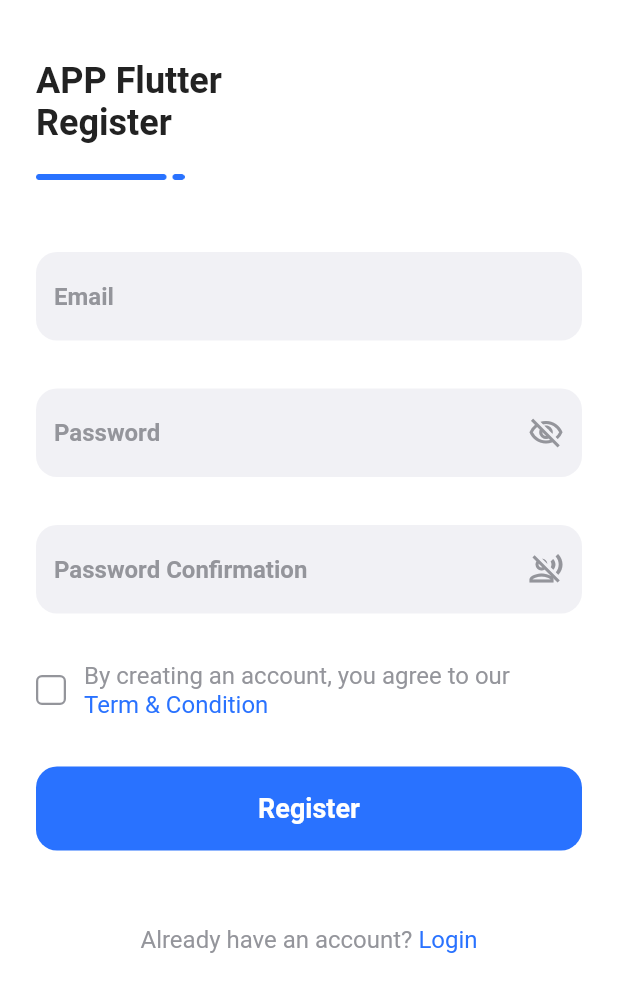
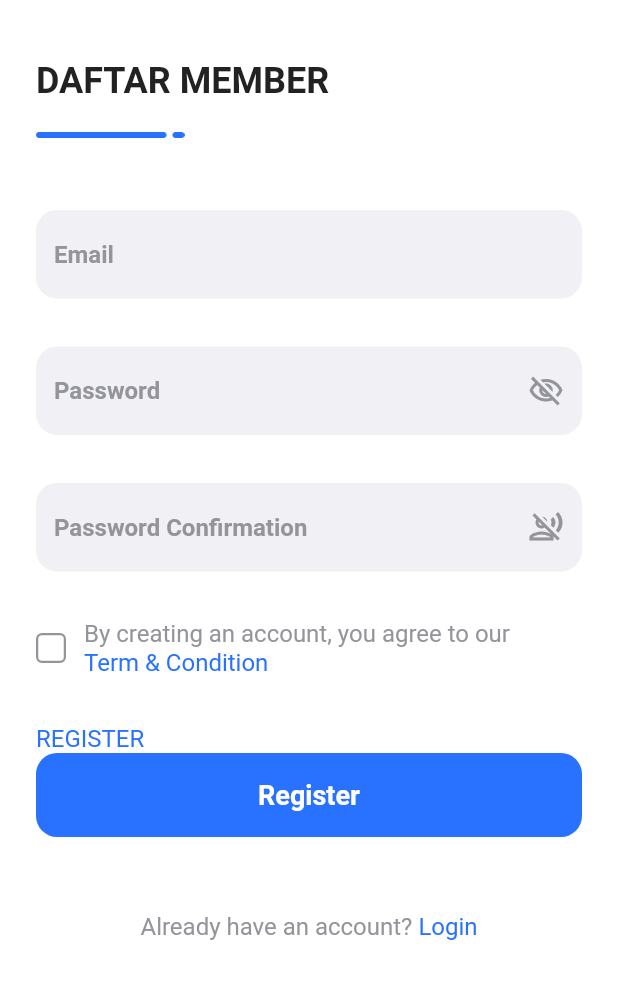
Before and after one commit to rizkotz/restoran, a Flutter app: the screen it shows after launch, after a tap on "Register", on a phone screen of 412 x 824 dp. Shown: the top 992 px of the screen. Run offline on Flutter 3.47's test engine with Material 2 defaults, Android fonts, the phone set to English and light mode, and no system bars.

Commit message:
page view

```diff
--- a/lib/home/HomePage.dart
+++ b/lib/home/HomePage.dart
@@ -51,11 +51,6 @@
                     left: 30,
                     top: 30,
                   ),
-                  child: Row(
-                    children: [
-                      ////
-                    ],
-                  ),
                 ),
               )
             ],
--- a/lib/login_view.dart
+++ b/lib/login_view.dart
@@ -1,5 +1,6 @@
 import 'package:flutter/cupertino.dart';
 import 'package:flutter/material.dart';
+import 'package:restoran/home/home_view.dart';
 import 'package:restoran/register_view.dart';
 import 'package:restoran/theme.dart';
 import 'package:restoran/widgets/custom_checkbox.dart';
@@ -33,7 +34,7 @@
                 crossAxisAlignment: CrossAxisAlignment.start,
                 children: [
                   Text(
-                    'APP Flutter\nLogin',
+                    'MEMBER RESTAURANT\nLOGIN',
                     style: heading2.copyWith(color: textBlack),
                   ),
                   SizedBox(
@@ -109,6 +110,21 @@
               SizedBox(
                 height: 32,
               ),
+              Column(
+                mainAxisAlignment: MainAxisAlignment.center,
+                children: [
+                  GestureDetector(
+                    onTap: () {
+                      Navigator.push(context,
+                          MaterialPageRoute(builder: (context) => HomePage()));
+                    },
+                    child: Text(
+                      'LOGIN',
+                      style: regular16pt.copyWith(color: primaryBlue),
+                    ),
+                  ),
+                ],
+              ),
               CustomPrimaryButton(
                 buttonColor: primaryBlue,
                 textValue: 'Login',
@@ -138,7 +154,7 @@
                 mainAxisAlignment: MainAxisAlignment.center,
                 children: [
                   Text(
-                    'Belum punya akun? ',
+                    'Belum punya akun Member? ',
                     style: regular16pt.copyWith(color: textGrey),
                   ),
                   GestureDetector(
--- a/lib/register_view.dart
+++ b/lib/register_view.dart
@@ -1,4 +1,5 @@
 import 'package:flutter/material.dart';
+import 'package:restoran/login_view.dart';
 import 'package:restoran/theme.dart';
 import 'package:restoran/widgets/custom_checkbox.dart';
 import 'package:restoran/widgets/primary_button.dart';
@@ -32,7 +33,7 @@
               crossAxisAlignment: CrossAxisAlignment.start,
               children: [
                 Text(
-                  'APP Flutter\nRegister',
+                  'DAFTAR MEMBER',
                   style: heading2.copyWith(color: textBlack),
                 ),
                 SizedBox(
@@ -145,6 +146,21 @@
             SizedBox(
               height: 32,
             ),
+            Column(
+              mainAxisAlignment: MainAxisAlignment.center,
+              children: [
+                GestureDetector(
+                  onTap: () {
+                    Navigator.push(context,
+                        MaterialPageRoute(builder: (context) => LoginPage()));
+                  },
+                  child: Text(
+                    'REGISTER',
+                    style: regular16pt.copyWith(color: primaryBlue),
+                  ),
+                ),
+              ],
+            ),
             CustomPrimaryButton(
               buttonColor: primaryBlue,
               textValue: 'Register',
--- a/lib/splashscreen_view.dart
+++ b/lib/splashscreen_view.dart
@@ -35,7 +35,7 @@
       backgroundColor: Colors.white,
       body: Center(
         child: Image.asset(
-          "assets/images/splash.png",
+          "assets/images/warungojann.png",
           width: 200,
           height: 88,
         ),
--- a/pubspec.yaml
+++ b/pubspec.yaml
@@ -60,7 +60,7 @@
   # To add assets to your application, add an assets section, like this:
   assets:
     - assets/images/
-    # - assets/images/splash.png
+    - assets/images/warungojann.png
 
   # An image asset can refer to one or more resolution-specific "variants", see
   # https://flutter.dev/assets-and-images/#resolution-aware.
```
Also changed, not shown: assets/images/warungojann.png (added).
